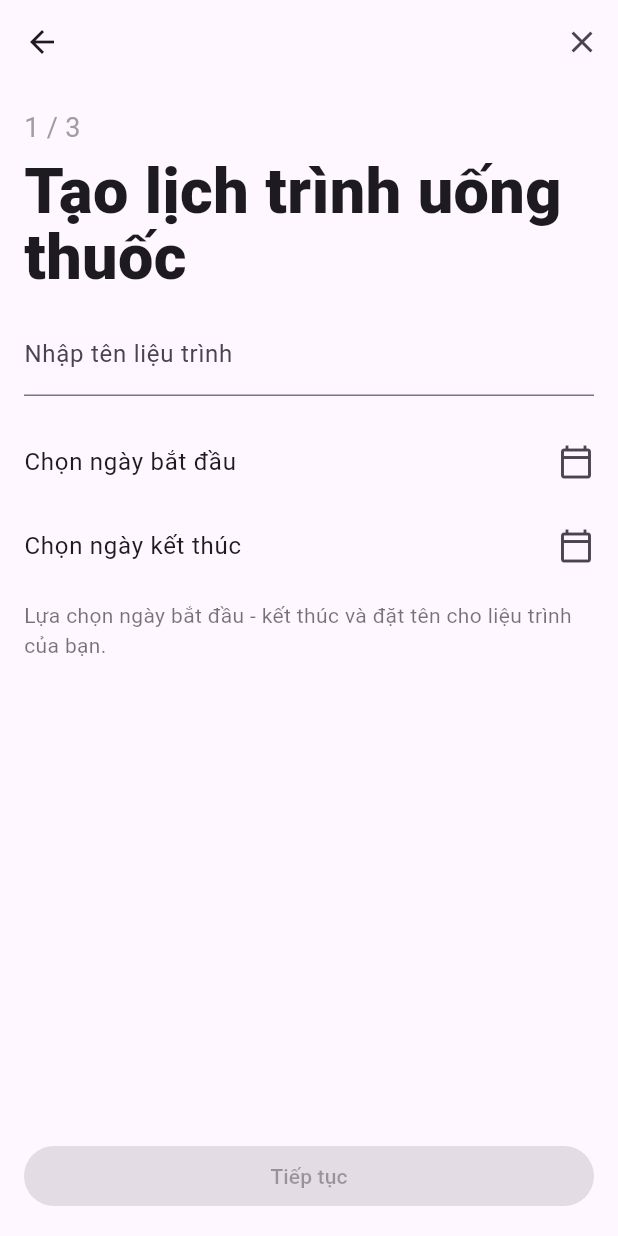
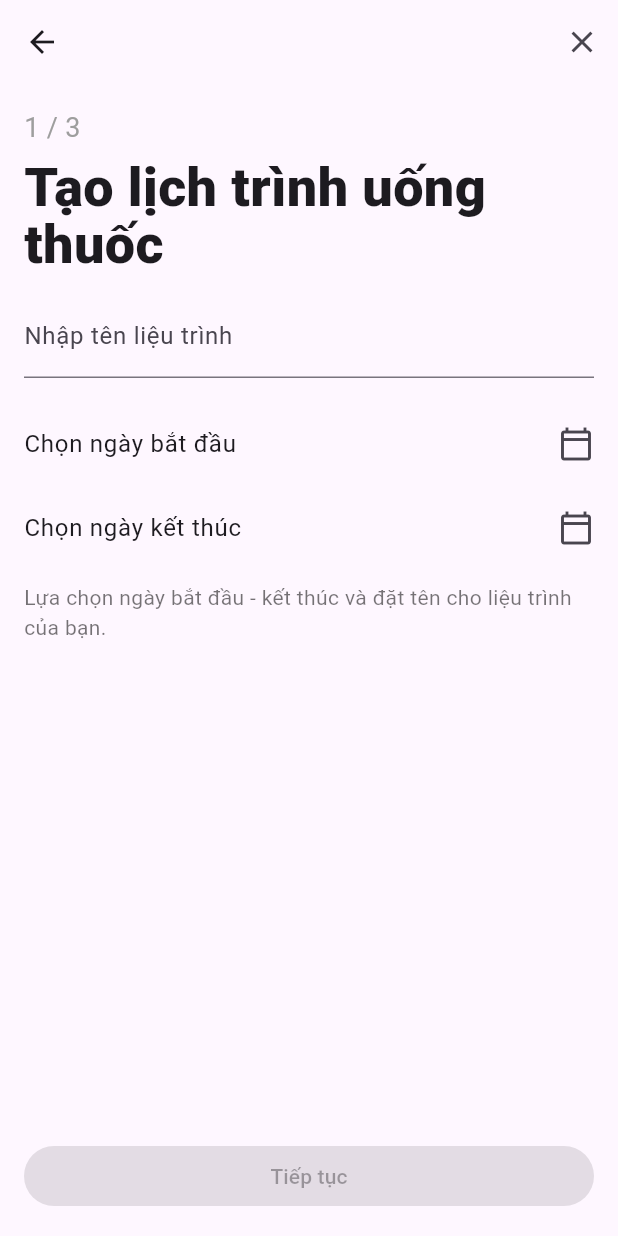
Before and after one commit to duclongg9/Medication-Reminder-App, a Flutter app: the screen it shows after launch, on a phone screen of 412 x 824 dp. Run offline on Flutter 3.47's test engine with Material 3 defaults, Android fonts, the phone set to English and light mode, and no system bars; our stand-ins replace sqflite; accounts and stored records are empty.

Commit message:
Improve medication wizard validations and step 2 flow

```diff
--- a/mvvm_project/lib/domain/entities/medication/medicine_draft.dart
+++ b/mvvm_project/lib/domain/entities/medication/medicine_draft.dart
@@ -1,10 +1,20 @@
 class MedicineDraft {
-  MedicineDraft({required this.name, required this.times, this.imageUrl, this.doseText = ''});
+  MedicineDraft({required this.name, required this.times, this.imageUrl, Map<String, String>? dosesByTime})
+      : dosesByTime = dosesByTime ?? {};
 
   String name;
   List<String> times;
   String? imageUrl;
-  String doseText;
+  Map<String, String> dosesByTime;
 
-  bool get isCompleted => name.trim().isNotEmpty && times.isNotEmpty && doseText.trim().isNotEmpty;
+  String doseFor(String time) => dosesByTime[time] ?? '';
+
+  void updateDoseForTime(String time, String dose) {
+    dosesByTime[time] = dose;
+  }
+
+  bool get isCompleted {
+    if (name.trim().isEmpty || imageUrl == null || times.isEmpty) return false;
+    return times.every((time) => doseFor(time).trim().isNotEmpty);
+  }
 }
--- a/mvvm_project/lib/views/medication_wizard_page.dart
+++ b/mvvm_project/lib/views/medication_wizard_page.dart
@@ -36,6 +36,10 @@ class _MedicationWizardPageState extends State<MedicationWizardPage> {
     final vm = context.watch<MedicationViewModel>();
     _syncControllers(vm);
 
+    final title = vm.step == 1 && vm.planName.trim().isNotEmpty
+        ? 'Tạo lịch trình uống thuốc cho: ${vm.planName.trim()}'
+        : 'Tạo lịch trình uống thuốc';
+
     return Scaffold(
       appBar: AppBar(
         leading: IconButton(
@@ -58,9 +62,9 @@ class _MedicationWizardPageState extends State<MedicationWizardPage> {
             children: [
               Text('${vm.step + 1} / 3', style: const TextStyle(fontSize: 18, color: Colors.grey)),
               const SizedBox(height: 8),
-              const Text(
-                'Tạo lịch trình uống thuốc',
-                style: TextStyle(fontSize: 42, fontWeight: FontWeight.w800, height: 1.05),
+              Text(
+                title,
+                style: const TextStyle(fontSize: 36, fontWeight: FontWeight.w800, height: 1.05),
               ),
               const SizedBox(height: 14),
               if (vm.loading) const LinearProgressIndicator(),
@@ -83,6 +87,12 @@ class _MedicationWizardPageState extends State<MedicationWizardPage> {
                           if (vm.step < 2) {
                             context.read<MedicationViewModel>().nextStep();
                           } else {
+                            final count = vm.medicines.length;
+                            ScaffoldMessenger.of(context).showSnackBar(
+                              SnackBar(
+                                content: Text('Tạo lịch trình thuốc thành công với $count loại thuốc'),
+                              ),
+                            );
                             Navigator.pop(context);
                           }
                         }
@@ -118,6 +128,11 @@ class _MedicationWizardPageState extends State<MedicationWizardPage> {
           trailing: const Icon(Icons.calendar_today_outlined),
           onTap: () => _pickDate(context, isStart: false),
         ),
+        if (vm.dateValidationMessage != null)
+          Padding(
+            padding: const EdgeInsets.only(top: 8),
+            child: Text(vm.dateValidationMessage!, style: const TextStyle(color: Colors.red)),
+          ),
         const SizedBox(height: 8),
         const Text(
           'Lựa chọn ngày bắt đầu - kết thúc và đặt tên cho liệu trình của bạn.',
@@ -128,12 +143,16 @@ class _MedicationWizardPageState extends State<MedicationWizardPage> {
   }
 
   Widget _buildStep2(BuildContext context, MedicationViewModel vm) {
+    final canPickImage = vm.activeMedicine.name.trim().isNotEmpty;
+    final canConfigureTime = vm.activeMedicine.imageUrl != null;
+
     return Column(
       crossAxisAlignment: CrossAxisAlignment.start,
       children: [
         SizedBox(
-          height: 88,
+          height: 90,
           child: ListView.separated(
+            physics: const BouncingScrollPhysics(),
             scrollDirection: Axis.horizontal,
             itemCount: vm.medicines.length,
             separatorBuilder: (_, _) => const SizedBox(width: 10),
@@ -146,7 +165,17 @@ class _MedicationWizardPageState extends State<MedicationWizardPage> {
                 child: Stack(
                   clipBehavior: Clip.none,
                   children: [
-                    CircleAvatar(
+                    AnimatedContainer(
+                      duration: const Duration(milliseconds: 180),
+                      padding: const EdgeInsets.all(4),
+                      decoration: BoxDecoration(
+                        shape: BoxShape.circle,
+                        border: Border.all(
+                          color: selected ? Colors.black : Colors.transparent,
+                          width: selected ? 3 : 0,
+                        ),
+                      ),
+                      child: CircleAvatar(
                         radius: selected ? 32 : 28,
                         backgroundColor: selected ? Colors.teal.shade100 : Colors.grey.shade200,
                         backgroundImage: medicine.imageUrl != null ? NetworkImage(medicine.imageUrl!) : null,
@@ -154,12 +183,13 @@ class _MedicationWizardPageState extends State<MedicationWizardPage> {
                             ? Text(medicine.name.isEmpty ? '+' : medicine.name[0], style: const TextStyle(fontSize: 22))
                             : null,
                       ),
+                    ),
                     if (vm.deleteMode)
                       Positioned(
                         right: -2,
                         top: -2,
                         child: GestureDetector(
-                          onTap: () => context.read<MedicationViewModel>().deleteMedicine(index),
+                          onTap: () => _confirmDeleteMedicine(context, index),
                           child: const CircleAvatar(
                             radius: 10,
                             backgroundColor: Colors.red,
@@ -216,10 +246,12 @@ class _MedicationWizardPageState extends State<MedicationWizardPage> {
                   style: const TextStyle(fontSize: 34, fontWeight: FontWeight.bold),
                 ),
                 TextButton.icon(
-                  onPressed: () => _pickImage(context),
+                  onPressed: canPickImage ? () => _pickImage(context) : null,
                   icon: const Icon(Icons.camera_alt_outlined),
                   label: Text(vm.activeMedicine.imageUrl == null ? 'Chọn ảnh' : 'Thay ảnh (sửa)'),
                 ),
+                if (!canPickImage)
+                  const Text('Vui lòng chọn tên thuốc trước khi chọn ảnh.', style: TextStyle(color: Colors.black54)),
                 if (vm.activeMedicine.imageUrl != null)
                   Padding(
                     padding: const EdgeInsets.only(bottom: 6),
@@ -229,6 +261,8 @@ class _MedicationWizardPageState extends State<MedicationWizardPage> {
                     ),
                   ),
                 const SizedBox(height: 6),
+                if (!canConfigureTime)
+                  const Text('Hãy chọn ảnh trước, sau đó thêm thời gian uống.', style: TextStyle(color: Colors.black54)),
                 Wrap(
                   spacing: 8,
                   children: List.generate(vm.activeMedicine.times.length, (index) {
@@ -236,25 +270,31 @@ class _MedicationWizardPageState extends State<MedicationWizardPage> {
                     return ChoiceChip(
                       label: Text(time),
                       selected: vm.selectedTime == index,
-                      onSelected: (_) => context.read<MedicationViewModel>().selectTime(index),
+                      onSelected: canConfigureTime ? (_) => context.read<MedicationViewModel>().selectTime(index) : null,
                     );
                   }),
                 ),
                 Row(
                   children: [
-                    IconButton(onPressed: () => _addTime(context), icon: const Icon(Icons.add_box_outlined)),
+                    IconButton(
+                      onPressed: canConfigureTime ? () => _addTime(context) : null,
+                      icon: const Icon(Icons.add_box_outlined),
+                    ),
                     if (vm.selectedTime != null)
                       IconButton(
-                        onPressed: () => context.read<MedicationViewModel>().removeSelectedTime(),
+                        onPressed: canConfigureTime ? () => context.read<MedicationViewModel>().removeSelectedTime() : null,
                         icon: const Icon(Icons.delete, color: Colors.black),
                       ),
                   ],
                 ),
+                if (vm.selectedTime != null)
                   TextField(
                     controller: _doseCtrl,
-                  decoration: const InputDecoration(hintText: 'Nhập liều lượng'),
-                  onChanged: (value) => context.read<MedicationViewModel>().updateDoseText(value),
-                ),
+                    decoration: const InputDecoration(hintText: 'Nhập liều lượng cho khung giờ đã chọn'),
+                    onChanged: (value) => context.read<MedicationViewModel>().updateDoseForSelectedTime(value),
+                  )
+                else
+                  const Text('Chạm vào một khung giờ để nhập liều lượng riêng.', style: TextStyle(color: Colors.black54)),
                 const SizedBox(height: 8),
                 OutlinedButton.icon(
                   onPressed: () => context.read<MedicationViewModel>().createMedicine(),
@@ -288,7 +328,7 @@ class _MedicationWizardPageState extends State<MedicationWizardPage> {
               children: [
                 ...medicine.times.map(
                   (time) => ListTile(
-                    title: Text(medicine.doseText),
+                    title: Text(medicine.doseFor(time)),
                     trailing: Text(time, style: const TextStyle(fontWeight: FontWeight.bold)),
                   ),
                 ),
@@ -302,11 +342,14 @@ class _MedicationWizardPageState extends State<MedicationWizardPage> {
 
   Future<void> _pickDate(BuildContext context, {required bool isStart}) async {
     final now = DateTime.now();
+    final vm = context.read<MedicationViewModel>();
+    final initialDate = isStart ? (vm.startDate ?? now) : (vm.endDate ?? vm.startDate ?? now);
+
     final date = await showDatePicker(
       context: context,
-      firstDate: DateTime(now.year - 1),
+      firstDate: DateTime(now.year, now.month, now.day),
       lastDate: DateTime(now.year + 2),
-      initialDate: now,
+      initialDate: DateTime(initialDate.year, initialDate.month, initialDate.day),
     );
     if (date == null || !context.mounted) return;
     context.read<MedicationViewModel>().setDate(isStart: isStart, value: date);
@@ -342,6 +385,23 @@ class _MedicationWizardPageState extends State<MedicationWizardPage> {
     context.read<MedicationViewModel>().updateImage(image);
   }
 
+  Future<void> _confirmDeleteMedicine(BuildContext context, int index) async {
+    final shouldDelete = await showDialog<bool>(
+      context: context,
+      builder: (_) => AlertDialog(
+        title: const Text('Xóa thuốc'),
+        content: const Text('Bạn có chắc muốn xóa thuốc này không?'),
+        actions: [
+          TextButton(onPressed: () => Navigator.pop(context, false), child: const Text('Hủy')),
+          FilledButton(onPressed: () => Navigator.pop(context, true), child: const Text('Xóa')),
+        ],
+      ),
+    );
+    if (shouldDelete == true && context.mounted) {
+      context.read<MedicationViewModel>().deleteMedicine(index);
+    }
+  }
+
   void _syncControllers(MedicationViewModel vm) {
     if (_planNameCtrl.text != vm.planName) {
       _planNameCtrl.text = vm.planName;
@@ -351,8 +411,9 @@ class _MedicationWizardPageState extends State<MedicationWizardPage> {
       _searchCtrl.text = vm.searchKeyword;
       _searchCtrl.selection = TextSelection.collapsed(offset: _searchCtrl.text.length);
     }
-    if (_doseCtrl.text != vm.activeMedicine.doseText) {
-      _doseCtrl.text = vm.activeMedicine.doseText;
+    final dose = vm.selectedDoseText();
+    if (_doseCtrl.text != dose) {
+      _doseCtrl.text = dose;
       _doseCtrl.selection = TextSelection.collapsed(offset: _doseCtrl.text.length);
     }
   }
```
Also changed, not shown: mvvm_project/lib/viewmodels/medication/medication_viewmodel.dart (+51 -5 lines). Lines whose indentation alone changed are shown as unchanged.
